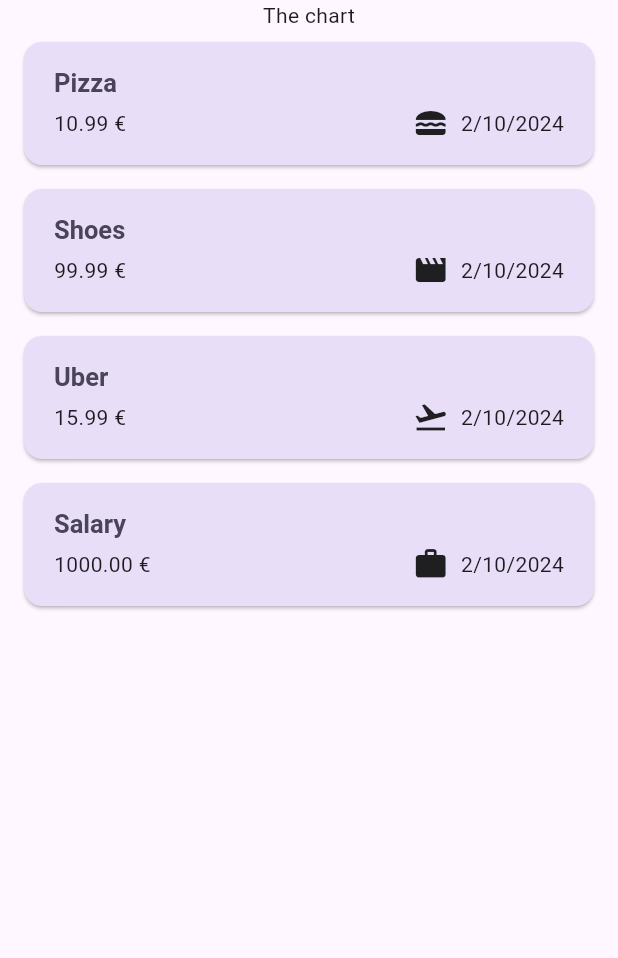
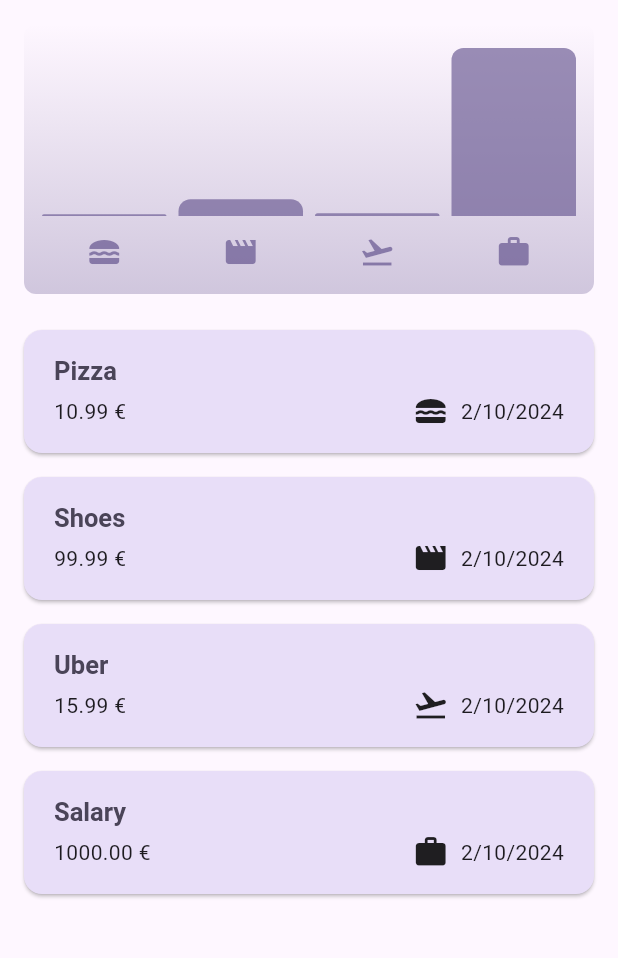
Before and after one commit to Roberto-Larivera/expense_tracker, a Flutter app: the screen it shows after launch, on a phone screen of 412 x 824 dp, the part 84-1042 px from its top. Run offline on Flutter 3.47's test engine with Material 3 defaults, Android fonts, the phone set to English and light mode, and no system bars.

Commit message:
Aggiunto grafico delle spese

```diff
--- a/lib/models/expense.dart
+++ b/lib/models/expense.dart
@@ -40,3 +40,28 @@ class Expense {
     return formatted.format(date);
   }
 }
+
+class ExpenseBucket {
+  const ExpenseBucket({
+    required this.category,
+    required this.expenses,
+  });
+
+  ExpenseBucket.forCategory(List<Expense> allExpenses, this.category)
+      : expenses = allExpenses
+            .where((expense) => expense.category == category)
+            .toList();
+
+  final Category category;
+  final List<Expense> expenses;
+
+  double get totalExpenses {
+    double sum = 0;
+
+    for (var expense in expenses) {
+      sum += expense.amount;
+    }
+
+    return sum;
+  }
+}
--- /dev/null
+++ b/lib/widgets/chart/chart.dart
@@ -0,0 +1,95 @@
+import 'package:flutter/material.dart';
+
+import 'package:expense_tracker/widgets/chart/chart_bar.dart';
+import 'package:expense_tracker/models/expense.dart';
+
+class Chart extends StatelessWidget {
+  const Chart({super.key, required this.expenses});
+
+  final List<Expense> expenses;
+
+  List<ExpenseBucket> get buckets {
+    return [
+      ExpenseBucket.forCategory(expenses, Category.food),
+      ExpenseBucket.forCategory(expenses, Category.leisure),
+      ExpenseBucket.forCategory(expenses, Category.travel),
+      ExpenseBucket.forCategory(expenses, Category.work),
+    ];
+  }
+
+  double get maxTotalExpense {
+    double maxTotalExpense = 0;
+
+    for (final bucket in buckets) {
+      if (bucket.totalExpenses > maxTotalExpense) {
+        maxTotalExpense = bucket.totalExpenses;
+      }
+    }
+
+    return maxTotalExpense;
+  }
+
+  @override
+  Widget build(BuildContext context) {
+    final isDarkMode =
+        MediaQuery.of(context).platformBrightness == Brightness.dark;
+    return Container(
+      margin: const EdgeInsets.all(16),
+      padding: const EdgeInsets.symmetric(
+        vertical: 16,
+        horizontal: 8,
+      ),
+      width: double.infinity,
+      height: 180,
+      decoration: BoxDecoration(
+        borderRadius: BorderRadius.circular(8),
+        gradient: LinearGradient(
+          colors: [
+            Theme.of(context).colorScheme.primary.withOpacity(0.3),
+            Theme.of(context).colorScheme.primary.withOpacity(0.0)
+          ],
+          begin: Alignment.bottomCenter,
+          end: Alignment.topCenter,
+        ),
+      ),
+      child: Column(
+        children: [
+          Expanded(
+            child: Row(
+              crossAxisAlignment: CrossAxisAlignment.end,
+              children: [
+                for (final bucket in buckets) // alternative to map()
+                  ChartBar(
+                    fill: bucket.totalExpenses == 0
+                        ? 0
+                        : bucket.totalExpenses / maxTotalExpense,
+                  )
+              ],
+            ),
+          ),
+          const SizedBox(height: 12),
+          Row(
+            children: buckets
+                .map(
+                  (bucket) => Expanded(
+                    child: Padding(
+                      padding: const EdgeInsets.symmetric(horizontal: 4),
+                      child: Icon(
+                        categoryIcons[bucket.category],
+                        color: isDarkMode
+                            ? Theme.of(context).colorScheme.secondary
+                            : Theme.of(context)
+                                .colorScheme
+                                .primary
+                                .withOpacity(0.7),
+                      ),
+                    ),
+                  ),
+                )
+                .toList(),
+          )
+        ],
+      ),
+    );
+  }
+}
--- /dev/null
+++ b/lib/widgets/chart/chart_bar.dart
@@ -0,0 +1,34 @@
+import 'package:flutter/material.dart';
+
+class ChartBar extends StatelessWidget {
+  const ChartBar({
+    super.key,
+    required this.fill,
+  });
+
+  final double fill;
+
+  @override
+  Widget build(BuildContext context) {
+    final isDarkMode =
+        MediaQuery.of(context).platformBrightness == Brightness.dark;
+    return Expanded(
+      child: Padding(
+        padding: const EdgeInsets.symmetric(horizontal: 4),
+        child: FractionallySizedBox(
+          heightFactor: fill,
+          child: DecoratedBox(
+            decoration: BoxDecoration(
+              shape: BoxShape.rectangle,
+              borderRadius:
+                  const BorderRadius.vertical(top: Radius.circular(8)),
+              color: isDarkMode
+                  ? Theme.of(context).colorScheme.secondary
+                  : Theme.of(context).colorScheme.primary.withOpacity(0.65),
+            ),
+          ),
+        ),
+      ),
+    );
+  }
+}
--- a/lib/widgets/expenses.dart
+++ b/lib/widgets/expenses.dart
@@ -1,8 +1,9 @@
-import 'package:expense_tracker/widgets/new_expense.dart';
 import 'package:flutter/material.dart';
 
+import 'package:expense_tracker/models/expense.dart';
 import 'package:expense_tracker/widgets/expenses_list/expenses_list.dart';
-import 'package:expense_tracker/models/expense.dart';
+import 'package:expense_tracker/widgets/chart/chart.dart';
+import 'package:expense_tracker/widgets/new_expense.dart';
 
 class Expenses extends StatefulWidget {
   const Expenses({super.key});
@@ -100,7 +101,7 @@ class _ExpensesState extends State<Expenses> {
       ),
       body: Column(
         children: [
-          const Text('The chart'),
+          Chart(expenses: _registeredExpenses),
           Expanded(child: mainContent),
         ],
       ),
```
